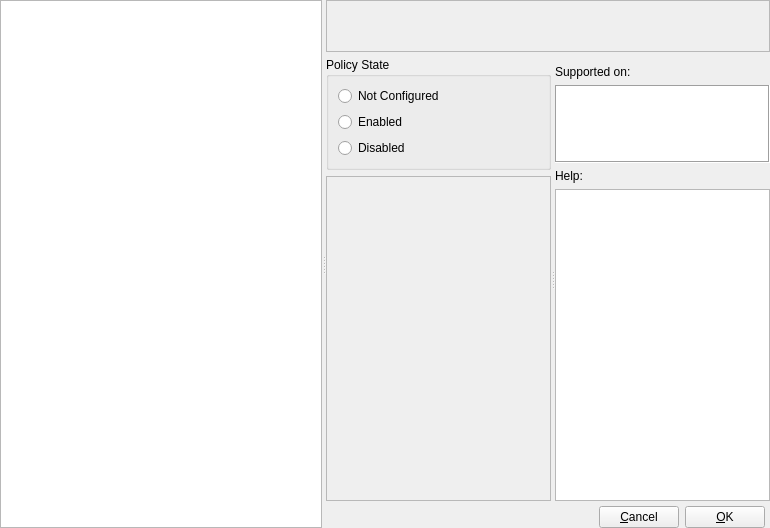
The window that src/gui/contentwidget.ui (august-alt/gpui) describes before a commit, drawn with Qt 5.
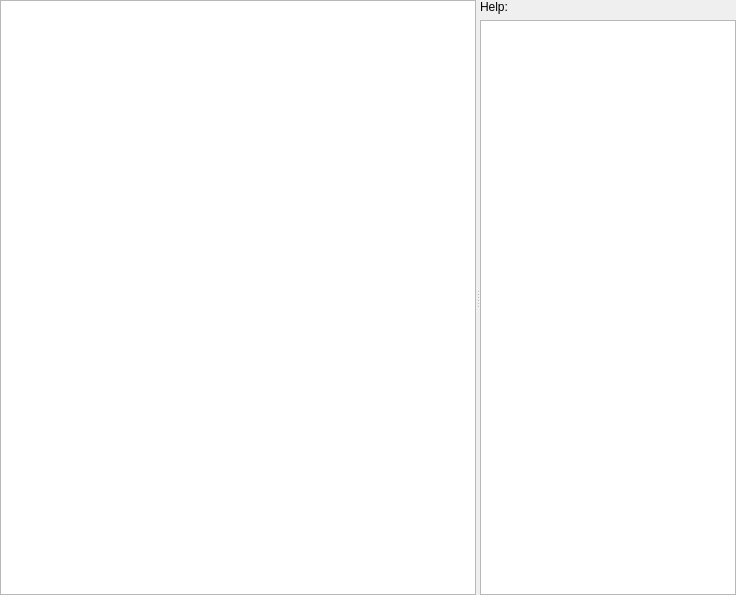
The same window after the commit.

Commit message: chore: refactor content widget, remove direct dependency on administrative template snap-in

```diff
--- a/src/gui/contentwidget.ui
+++ b/src/gui/contentwidget.ui
@@ -6,23 +6,14 @@
    <rect>
     <x>0</x>
     <y>0</y>
-    <width>770</width>
-    <height>528</height>
+    <width>736</width>
+    <height>595</height>
    </rect>
   </property>
-  <property name="sizePolicy">
-   <sizepolicy hsizetype="MinimumExpanding" vsizetype="Preferred">
-    <horstretch>4</horstretch>
-    <verstretch>0</verstretch>
-   </sizepolicy>
-  </property>
   <property name="windowTitle">
    <string>Form</string>
   </property>
-  <layout class="QHBoxLayout" name="horizontalLayout">
-   <property name="spacing">
-    <number>0</number>
-   </property>
+  <layout class="QGridLayout" name="gridLayout">
    <property name="leftMargin">
     <number>0</number>
    </property>
@@ -35,36 +26,10 @@
    <property name="bottomMargin">
     <number>0</number>
    </property>
-   <item>
-    <widget class="QSplitter" name="splitter">
-     <property name="orientation">
-      <enum>Qt::Horizontal</enum>
-     </property>
-     <property name="childrenCollapsible">
-      <bool>false</bool>
-     </property>
-     <widget class="QListView" name="contentListView">
-      <property name="sizePolicy">
-       <sizepolicy hsizetype="MinimumExpanding" vsizetype="Expanding">
-        <horstretch>4</horstretch>
-        <verstretch>0</verstretch>
-       </sizepolicy>
-      </property>
-      <property name="minimumSize">
-       <size>
-        <width>200</width>
-        <height>0</height>
-       </size>
-      </property>
-     </widget>
-     <widget class="QWidget" name="widget" native="true">
-      <property name="sizePolicy">
-       <sizepolicy hsizetype="Preferred" vsizetype="Preferred">
-        <horstretch>1</horstretch>
-        <verstretch>0</verstretch>
-       </sizepolicy>
-      </property>
-      <layout class="QGridLayout" name="gridLayout">
+   <item row="0" column="0">
+    <widget class="QStackedWidget" name="stackedWidget">
+     <widget class="QWidget" name="policyListWidget">
+      <layout class="QGridLayout" name="gridLayout_2">
        <property name="leftMargin">
         <number>0</number>
        </property>
@@ -77,207 +42,29 @@
        <property name="bottomMargin">
         <number>0</number>
        </property>
-       <property name="horizontalSpacing">
-        <number>0</number>
-       </property>
-       <property name="verticalSpacing">
-        <number>5</number>
-       </property>
        <item row="0" column="0">
-        <widget class="QFrame" name="policyNameFrame">
-         <property name="sizePolicy">
-          <sizepolicy hsizetype="Preferred" vsizetype="Fixed">
-           <horstretch>0</horstretch>
-           <verstretch>0</verstretch>
-          </sizepolicy>
-         </property>
-         <property name="minimumSize">
-          <size>
-           <width>0</width>
-           <height>52</height>
-          </size>
-         </property>
-         <property name="maximumSize">
-          <size>
-           <width>16777215</width>
-           <height>52</height>
-          </size>
-         </property>
-         <property name="frameShape">
-          <enum>QFrame::StyledPanel</enum>
-         </property>
-         <property name="frameShadow">
-          <enum>QFrame::Raised</enum>
-         </property>
-         <layout class="QGridLayout" name="gridLayout_3">
-          <property name="topMargin">
-           <number>0</number>
-          </property>
-          <property name="bottomMargin">
-           <number>0</number>
-          </property>
-          <property name="verticalSpacing">
-           <number>0</number>
-          </property>
-          <item row="0" column="0">
-           <widget class="QLabel" name="policyNameLabel">
-            <property name="sizePolicy">
-             <sizepolicy hsizetype="Preferred" vsizetype="Fixed">
-              <horstretch>0</horstretch>
-              <verstretch>0</verstretch>
-             </sizepolicy>
-            </property>
-            <property name="text">
-             <string/>
-            </property>
-            <property name="wordWrap">
-             <bool>true</bool>
-            </property>
-           </widget>
-          </item>
-         </layout>
-        </widget>
-       </item>
-       <item row="1" column="0">
-        <widget class="QSplitter" name="helpSplitter">
+        <widget class="QSplitter" name="splitter">
          <property name="orientation">
           <enum>Qt::Horizontal</enum>
          </property>
-         <property name="childrenCollapsible">
-          <bool>false</bool>
-         </property>
-         <widget class="QWidget" name="contentWidget" native="true">
+         <widget class="QListView" name="contentListView">
           <property name="sizePolicy">
-           <sizepolicy hsizetype="Preferred" vsizetype="Expanding">
+           <sizepolicy hsizetype="MinimumExpanding" vsizetype="Expanding">
             <horstretch>4</horstretch>
             <verstretch>0</verstretch>
            </sizepolicy>
           </property>
           <property name="minimumSize">
            <size>
-            <width>225</width>
+            <width>200</width>
             <height>0</height>
            </size>
           </property>
+         </widget>
+         <widget class="QWidget" name="">
           <layout class="QVBoxLayout" name="verticalLayout">
-           <property name="leftMargin">
-            <number>0</number>
-           </property>
-           <property name="rightMargin">
-            <number>0</number>
-           </property>
-           <property name="bottomMargin">
-            <number>0</number>
-           </property>
            <item>
-            <widget class="QGroupBox" name="groupBox">
-             <property name="title">
-              <string>Policy State</string>
-             </property>
-             <property name="flat">
-              <bool>false</bool>
-             </property>
-             <layout class="QGridLayout" name="gridLayout_2">
-              <item row="0" column="0">
-               <widget class="QRadioButton" name="notConfiguredRadioButton">
-                <property name="text">
-                 <string>Not Configured</string>
-                </property>
-               </widget>
-              </item>
-              <item row="1" column="0">
-               <widget class="QRadioButton" name="enabledRadioButton">
-                <property name="text">
-                 <string>Enabled</string>
-                </property>
-               </widget>
-              </item>
-              <item row="2" column="0">
-               <widget class="QRadioButton" name="disabledRadioButton">
-                <property name="text">
-                 <string>Disabled</string>
-                </property>
-               </widget>
-              </item>
-             </layout>
-            </widget>
-           </item>
-           <item>
-            <widget class="QScrollArea" name="contentScrollArea">
-             <property name="widgetResizable">
-              <bool>true</bool>
-             </property>
-             <widget class="QWidget" name="scrollAreaWidgetContents">
-              <property name="geometry">
-               <rect>
-                <x>0</x>
-                <y>0</y>
-                <width>223</width>
-                <height>306</height>
-               </rect>
-              </property>
-             </widget>
-            </widget>
-           </item>
-          </layout>
-         </widget>
-         <widget class="QWidget" name="rightContainer" native="true">
-          <property name="sizePolicy">
-           <sizepolicy hsizetype="Fixed" vsizetype="Preferred">
-            <horstretch>1</horstretch>
-            <verstretch>0</verstretch>
-           </sizepolicy>
-          </property>
-          <property name="minimumSize">
-           <size>
-            <width>215</width>
-            <height>442</height>
-           </size>
-          </property>
-          <layout class="QVBoxLayout" name="verticalLayout_2">
-           <property name="leftMargin">
-            <number>0</number>
-           </property>
-           <property name="topMargin">
-            <number>8</number>
-           </property>
-           <property name="rightMargin">
-            <number>0</number>
-           </property>
-           <property name="bottomMargin">
-            <number>0</number>
-           </property>
-           <item>
-            <widget class="QLabel" name="supportedOnLabel">
-             <property name="text">
-              <string>Supported on:</string>
-             </property>
-             <property name="buddy">
-              <cstring>supportedOnTextEdit</cstring>
-             </property>
-            </widget>
-           </item>
-           <item>
-            <widget class="QTextEdit" name="supportedOnTextEdit">
-             <property name="sizePolicy">
-              <sizepolicy hsizetype="Expanding" vsizetype="Expanding">
-               <horstretch>0</horstretch>
-               <verstretch>1</verstretch>
-              </sizepolicy>
-             </property>
-             <property name="focusPolicy">
-              <enum>Qt::NoFocus</enum>
-             </property>
-             <property name="frameShape">
-              <enum>QFrame::Box</enum>
-             </property>
-             <property name="readOnly">
-              <bool>true</bool>
-             </property>
-            </widget>
-           </item>
-           <item>
-            <widget class="QLabel" name="helpLabel">
+            <widget class="QLabel" name="label">
              <property name="text">
               <string>Help:</string>
              </property>
@@ -312,57 +99,6 @@
          </widget>
         </widget>
        </item>
-       <item row="2" column="0">
-        <widget class="QWidget" name="policyStateContainerWidget" native="true">
-         <property name="sizePolicy">
-          <sizepolicy hsizetype="Preferred" vsizetype="Fixed">
-           <horstretch>0</horstretch>
-           <verstretch>0</verstretch>
-          </sizepolicy>
-         </property>
-         <layout class="QHBoxLayout" name="horizontalLayout_2">
-          <property name="leftMargin">
-           <number>0</number>
-          </property>
-          <property name="topMargin">
-           <number>0</number>
-          </property>
-          <property name="rightMargin">
-           <number>5</number>
-          </property>
-          <property name="bottomMargin">
-           <number>0</number>
-          </property>
-          <item>
-           <spacer name="horizontalSpacer">
-            <property name="orientation">
-             <enum>Qt::Horizontal</enum>
-            </property>
-            <property name="sizeHint" stdset="0">
-             <size>
-              <width>40</width>
-              <height>20</height>
-             </size>
-            </property>
-           </spacer>
-          </item>
-          <item>
-           <widget class="QPushButton" name="cancelPushButton">
-            <property name="text">
-             <string>&amp;Cancel</string>
-            </property>
-           </widget>
-          </item>
-          <item>
-           <widget class="QPushButton" name="okPushButton">
-            <property name="text">
-             <string>&amp;OK</string>
-            </property>
-           </widget>
-          </item>
-         </layout>
-        </widget>
-       </item>
       </layout>
      </widget>
     </widget>
```
Left out of the diff: 4 changed lines with no effect on the pictures. The commit also changes 3 other files.
